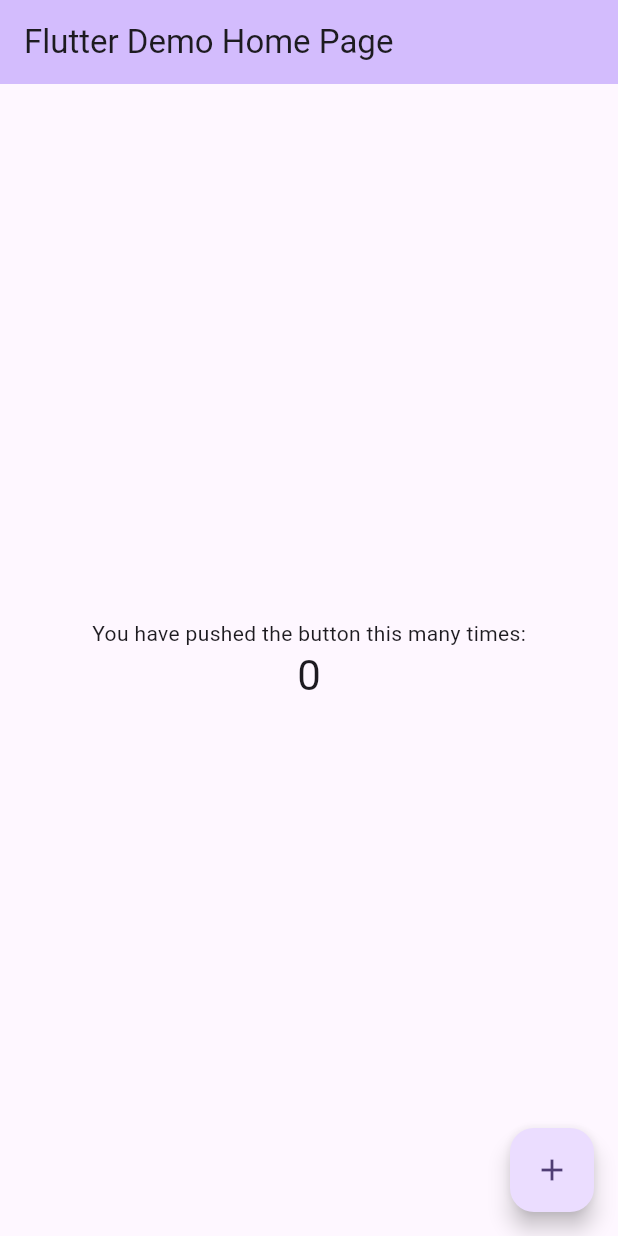
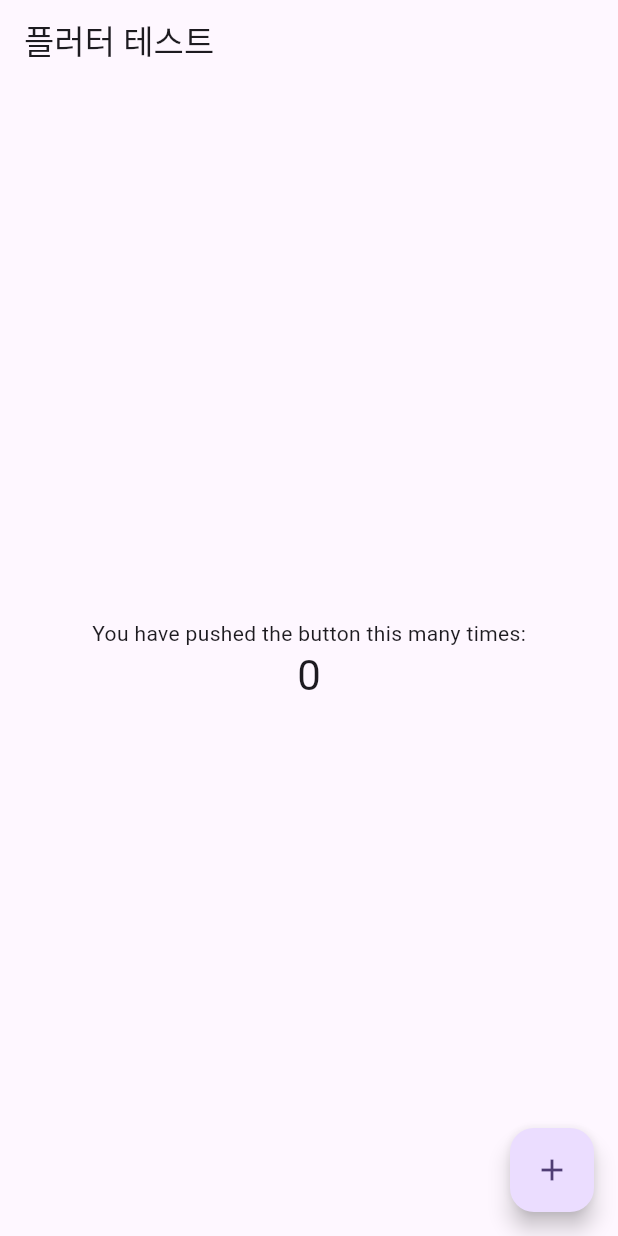
Before and after one commit to bluehawhy/practice_flutter, a Flutter app: the screen it shows after launch, on a phone screen of 412 x 824 dp. Run offline on Flutter 3.47's test engine with Material 3 defaults, Android fonts, the phone set to English and light mode, and no system bars.

Commit message:
add example

```diff
--- a/practice_1/lib/main.dart
+++ b/practice_1/lib/main.dart
@@ -11,7 +11,7 @@ class MyApp extends StatelessWidget {
   @override
   Widget build(BuildContext context) {
     return MaterialApp(
-      title: 'Flutter Demo',
+      title: 'practice 1',
       theme: ThemeData(
         // This is the theme of your application.
         //
@@ -31,7 +31,7 @@ class MyApp extends StatelessWidget {
         colorScheme: ColorScheme.fromSeed(seedColor: Colors.deepPurple),
         useMaterial3: true,
       ),
-      home: const MyHomePage(title: 'Flutter Demo Home Page'),
+      home: const MyHomePage(title: '플러터 테스트'),
     );
   }
 }
@@ -65,6 +65,7 @@ class _MyHomePageState extends State<MyHomePage> {
       // _counter without calling setState(), then the build method would not be
       // called again, and so nothing would appear to happen.
       _counter++;
+      print(_counter);
     });
   }
 
@@ -81,7 +82,7 @@ class _MyHomePageState extends State<MyHomePage> {
         // TRY THIS: Try changing the color here to a specific color (to
         // Colors.amber, perhaps?) and trigger a hot reload to see the AppBar
         // change color while the other colors stay the same.
-        backgroundColor: Theme.of(context).colorScheme.inversePrimary,
+        //backgroundColor: Theme.of(context).colorScheme.inversePrimary,
         // Here we take the value from the MyHomePage object that was created by
         // the App.build method, and use it to set our appbar title.
         title: Text(widget.title),
```
Also changed, not shown: practice_1/lib/simple.dart (added, +10 -0 lines), practice_1/lib/stateful.dart (added, +24 -0 lines), practice_1/lib/stateless.dart (added, +17 -0 lines).
